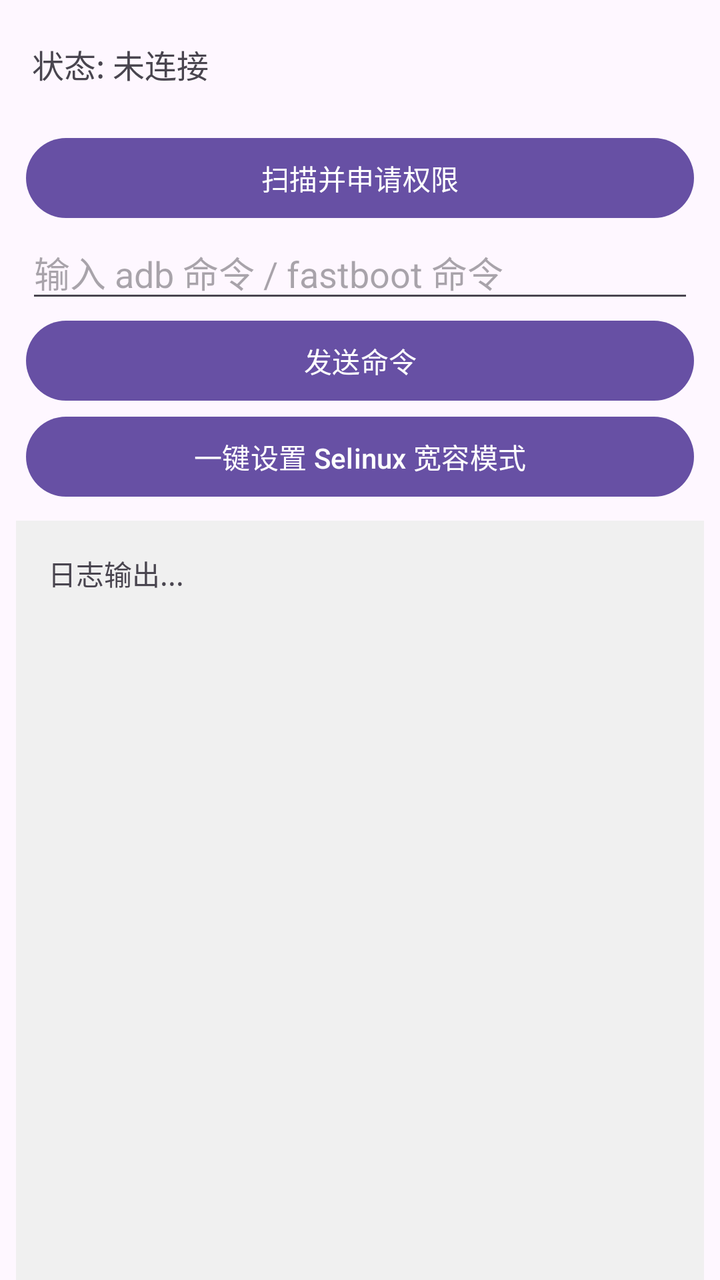
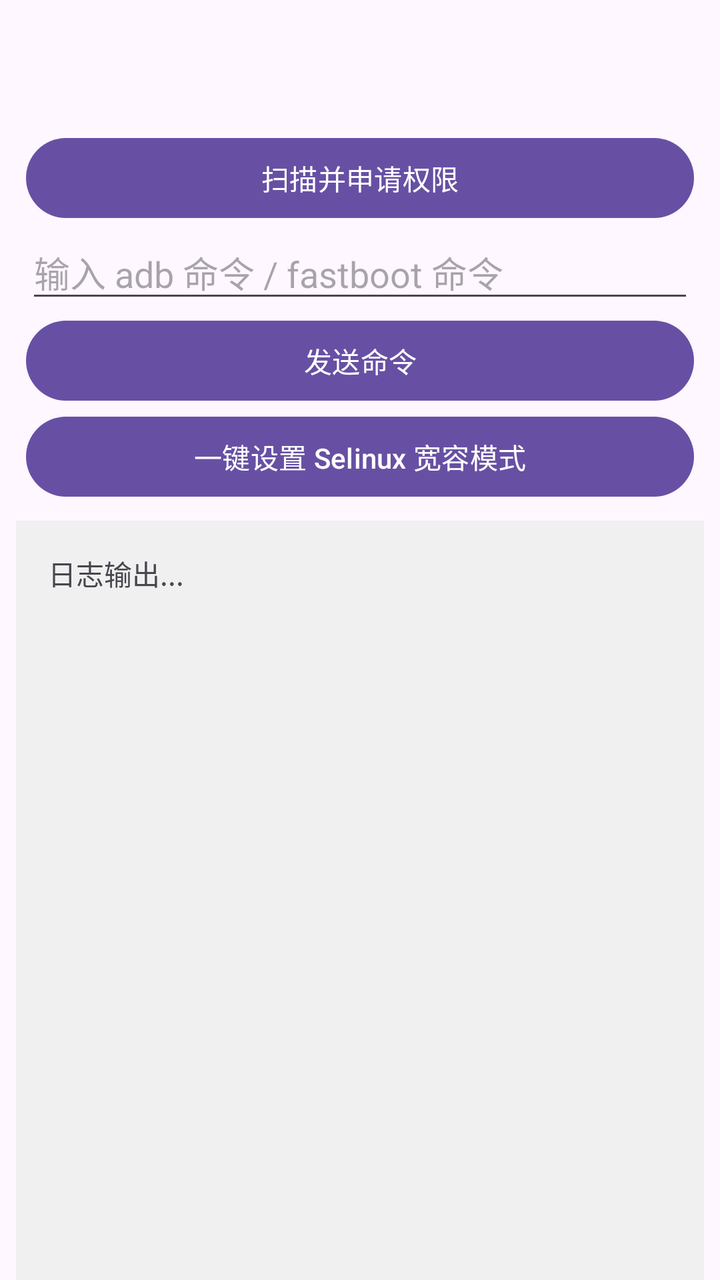

Two renders of the same Android screen: before a commit and after it. Below are the layout's source before the change and the commit's diff.
<!-- AndroidManifest.xml: application theme AppTheme -->
<!-- res/layout/activity_main.xml -->
<?xml version="1.0" encoding="utf-8"?>
<androidx.core.widget.NestedScrollView xmlns:android="http://schemas.android.com/apk/res/android"
    xmlns:app="http://schemas.android.com/apk/res-auto"
    xmlns:tools="http://schemas.android.com/tools"
    android:layout_width="match_parent"
    android:layout_height="match_parent"
    android:id="@+id/rootScrollView"
    android:fillViewport="true"
    android:clipToPadding="false"
    android:orientation="vertical">
    
<androidx.constraintlayout.widget.ConstraintLayout
    android:layout_width="match_parent"
    android:layout_height="wrap_content">
    
    <androidx.appcompat.widget.Toolbar
        android:id="@+id/toolbar"
        android:layout_width="match_parent"
        android:layout_height="wrap_content"
        android:minHeight="?attr/actionBarSize"
        android:theme="@style/ThemeOverlay.AppCompat.ActionBar"
        app:layout_constraintEnd_toEndOf="parent"
        app:layout_constraintStart_toStartOf="parent"
        app:layout_constraintTop_toTopOf="parent" >
        <TextView
             android:id="@+id/tvStatus"
             android:layout_width="match_parent"
             android:layout_height="match_parent"
             android:text="@string/activity_main_xml_tvStatus"
             android:textSize="16sp" />
    </androidx.appcompat.widget.Toolbar>
        
    <include
        android:id="@+id/app_main_activity"
        layout="@layout/app_main_activity"
        android:layout_width="match_parent"
        android:layout_height="wrap_content"
        app:layout_constraintTop_toBottomOf="@+id/toolbar"
        app:layout_constraintEnd_toEndOf="parent"
        app:layout_constraintStart_toStartOf="parent" />
    
</androidx.constraintlayout.widget.ConstraintLayout>
</androidx.core.widget.NestedScrollView>
<!-- res/layout/app_main_activity.xml (included above) -->
<?xml version="1.0" encoding="utf-8"?>
<androidx.constraintlayout.widget.ConstraintLayout 
    xmlns:android="http://schemas.android.com/apk/res/android"
    xmlns:app="http://schemas.android.com/apk/res-auto"
    xmlns:tools="http://schemas.android.com/tools"
    android:layout_width="match_parent"
    android:layout_height="wrap_content"
    android:orientation="vertical"
    tools:context=".MainActivity">

    <Button
        android:id="@+id/btnConnect"
        android:layout_width="match_parent"
        android:layout_height="wrap_content"
        android:text="@string/app_main_activity_xml_btnConnect"
        android:layout_marginTop="1dp"
        android:layout_marginEnd="@dimen/activity_xml_layout_marginEnd"
        android:layout_marginStart="@dimen/activity_xml_layout_marginStart"
        app:layout_constraintTop_toTopOf="parent"
        app:layout_constraintEnd_toEndOf="parent"
        app:layout_constraintStart_toStartOf="parent" />

    <EditText
        android:id="@+id/etCommand"
        android:layout_width="match_parent"
        android:layout_height="wrap_content"
        android:hint="@string/app_main_activity_xml_etCommand"
        android:layout_marginEnd="@dimen/activity_xml_layout_marginEnd"
        android:layout_marginStart="@dimen/activity_xml_layout_marginStart"
        app:layout_constraintTop_toBottomOf="@+id/btnConnect"
        app:layout_constraintBottom_toTopOf="@+id/btnSend"
        app:layout_constraintEnd_toEndOf="parent"
        app:layout_constraintStart_toStartOf="parent" />

    <Button
        android:id="@+id/btnSend"
        android:layout_width="match_parent"
        android:layout_height="wrap_content"
        android:text="@string/app_main_activity_xml_btnSend"
        android:layout_marginEnd="@dimen/activity_xml_layout_marginEnd"
        android:layout_marginStart="@dimen/activity_xml_layout_marginStart"
        app:layout_constraintTop_toBottomOf="@+id/etCommand"
        app:layout_constraintBottom_toTopOf="@+id/fbSelinux"
        app:layout_constraintEnd_toEndOf="parent"
        app:layout_constraintStart_toStartOf="parent" />
        
    <Button
        android:id="@+id/fbSelinux"
        android:layout_width="match_parent"
        android:layout_height="wrap_content"
        android:text="@string/app_main_activity_xml_fbSelinux"
        android:layout_marginEnd="@dimen/activity_xml_layout_marginEnd"
        android:layout_marginStart="@dimen/activity_xml_layout_marginStart"
        app:layout_constraintTop_toBottomOf="@+id/btnSend"
        app:layout_constraintBottom_toTopOf="@+id/scrollView"
        app:layout_constraintStart_toStartOf="parent"
        app:layout_constraintEnd_toEndOf="parent" />

    <androidx.core.widget.NestedScrollView
        android:layout_width="match_parent"
        android:layout_height="700dp"
        android:layout_margin="8dp"
        android:layout_marginEnd="@dimen/activity_xml_layout_marginEnd"
        android:layout_marginStart="@dimen/activity_xml_layout_marginStart"
        android:background="#F0F0F0"
        android:padding="8dp"
        android:id="@+id/scrollView"
        app:layout_constraintTop_toBottomOf="@+id/fbSelinux"
        app:layout_constraintBottom_toTopOf="@+id/bakck"
        app:layout_constraintLeft_toLeftOf="parent"
        app:layout_constraintRight_toRightOf="parent" >

        <TextView
            android:id="@+id/tvLog"
            android:layout_width="match_parent"
            android:layout_height="wrap_content"
            android:padding="8dp"
            android:fontFamily="monospace"
            android:textIsSelectable="true"
            android:text="@string/app_main_activity_xml_tvLog" />
    </androidx.core.widget.NestedScrollView>
    
    <TextView
        android:id="@+id/bakck"
        android:layout_width="match_parent"
        android:layout_height="wrap_content"
        android:text="@string/app_main_activity_xml_bakck"
        android:textStyle="bold"
        android:gravity="center"
        android:layout_marginBottom="3dp"
        app:layout_constraintEnd_toEndOf="parent"
        app:layout_constraintStart_toStartOf="parent"
        app:layout_constraintBottom_toBottomOf="parent" />
</androidx.constraintlayout.widget.ConstraintLayout>
<!-- resources referenced by this layout -->
<resources>
  <dimen name="activity_xml_layout_marginEnd">13dp</dimen>
  <dimen name="activity_xml_layout_marginStart">13dp</dimen>
  <string name="activity_main_xml_tvStatus">状态: 未连接</string>
  <string name="app_main_activity_xml_bakck">USB线刷工具-自测</string>
  <string name="app_main_activity_xml_btnConnect">扫描并申请权限</string>
  <string name="app_main_activity_xml_btnSend">发送命令</string>
  <string name="app_main_activity_xml_etCommand">输入 adb 命令 / fastboot 命令</string>
  <string name="app_main_activity_xml_fbSelinux">一键设置 Selinux 宽容模式</string>
  <string name="app_main_activity_xml_tvLog">日志输出... \n</string>
  <style name="AppTheme" parent="Base.AppTheme" />
  <style name="Base.AppTheme" parent="Theme.Material3.DayNight.NoActionBar">
    </style>
</resources>

<!-- the commit's change to res/layout/activity_main.xml (unified diff, before → after) -->
@@ -26,7 +26,6 @@
              android:id="@+id/tvStatus"
              android:layout_width="match_parent"
              android:layout_height="match_parent"
-             android:text="@string/activity_main_xml_tvStatus"
              android:textSize="16sp" />
     </androidx.appcompat.widget.Toolbar>
         
<!-- resource entries referenced after the edit -->
@@ -2,7 +2,6 @@
 <resources>
   <dimen name="activity_xml_layout_marginEnd">13dp</dimen>
   <dimen name="activity_xml_layout_marginStart">13dp</dimen>
-  <string name="activity_main_xml_tvStatus">状态: 未连接</string>
   <string name="app_main_activity_xml_bakck">USB线刷工具-自测</string>
   <string name="app_main_activity_xml_btnConnect">扫描并申请权限</string>
   <string name="app_main_activity_xml_btnSend">发送命令</string>
